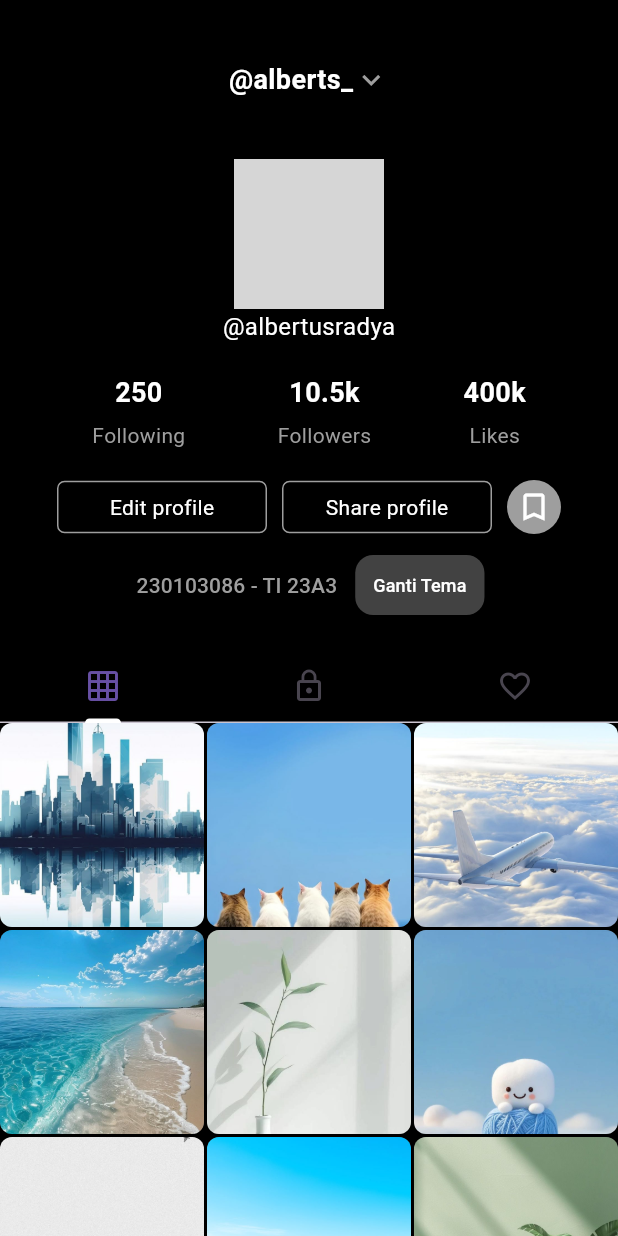
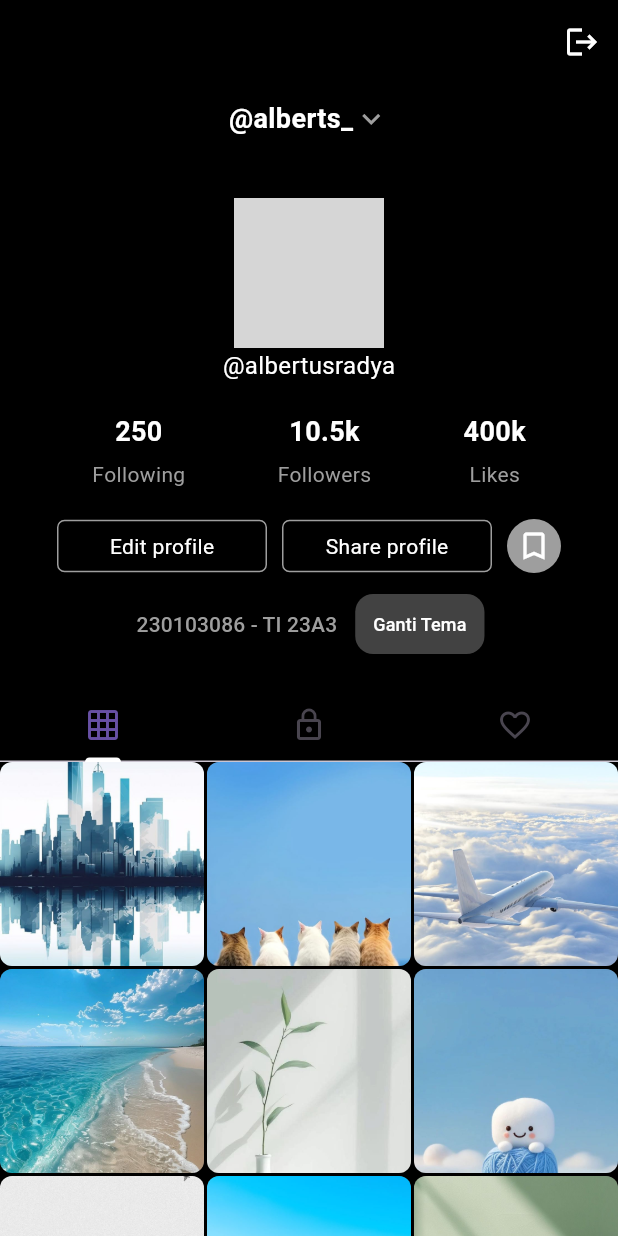
Before and after one commit to sayursop/tugas_login_homescreen, a Flutter app: the ProfileScreen screen opened directly, on a phone screen of 412 x 824 dp. Run offline on Flutter 3.47's test engine with Material 3 defaults, Android fonts, the light colour scheme and no system bars; grey boxes are pictures that could not be loaded.

Commit message:
TUGAS_UPDATE_GANTITEMA

```diff
--- a/lib/home_screen.dart
+++ b/lib/home_screen.dart
@@ -1,5 +1,6 @@
 import 'package:flutter/material.dart';
 import 'package:toko_online/gantitema.dart'; // pastikan path benar
+import 'package:toko_online/login_screen.dart'; // tambahkan ini supaya bisa navigate ke LoginScreen
 
 class ProfileScreen extends StatefulWidget {
   const ProfileScreen({super.key});
@@ -23,10 +24,25 @@ class _ProfileScreenState extends State<ProfileScreen> {
       length: 3,
       child: Scaffold(
         backgroundColor: _isDark ? Colors.black : const Color.fromARGB(255, 143, 202, 229),
+        appBar: AppBar(
+          backgroundColor: Colors.transparent,
+          elevation: 0,
+          actions: [
+            IconButton(
+              icon: Icon(Icons.logout, color: _isDark ? Colors.white : Colors.black),
+              onPressed: () {
+                Navigator.pushReplacement(
+                  context,
+                  MaterialPageRoute(builder: (context) => const LoginScreen()),
+                );
+              },
+            ),
+          ],
+        ),
         body: SingleChildScrollView(
           child: Column(
             children: [
-              const SizedBox(height: 40),
+              const SizedBox(height: 10),
 
               // Username
               Row(
@@ -85,8 +101,7 @@ class _ProfileScreenState extends State<ProfileScreen> {
                   CircleAvatar(
                     radius: 18,
                     backgroundColor: Colors.grey,
-                    child:
-                        const Icon(Icons.bookmark_border, color: Colors.white),
+                    child: const Icon(Icons.bookmark_border, color: Colors.white),
                   ),
                 ],
               ),
@@ -105,7 +120,8 @@ class _ProfileScreenState extends State<ProfileScreen> {
                           child: Text(
                             '230103086 - TI 23A3',
                             style: TextStyle(
-                                color: _isDark ? Colors.grey : Colors.black54),
+                              color: _isDark ? Colors.grey : Colors.black54,
+                            ),
                           ),
                         ),
                         Gantitema(onTemaChange: _ubahTema),
```
